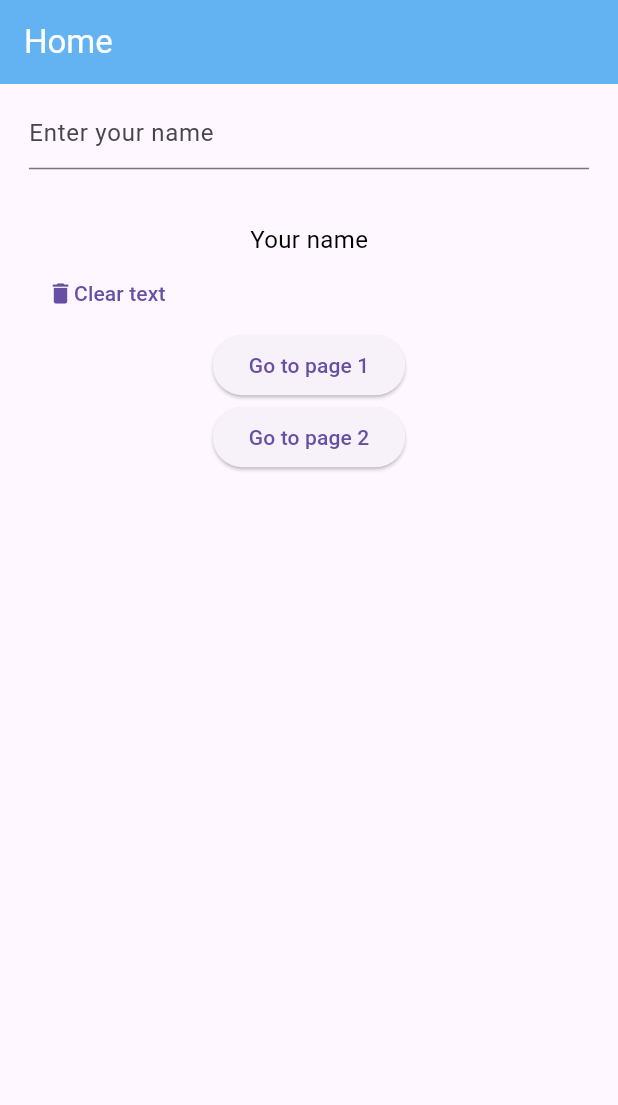
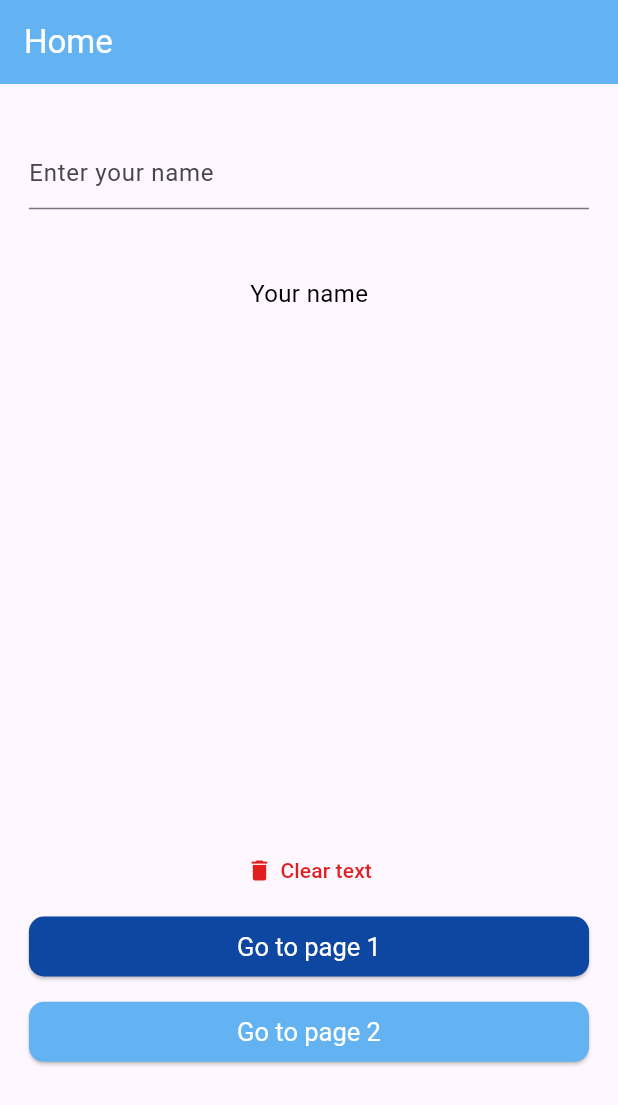
Before and after one commit to ahmadtaleb99/ossos_test, a Flutter app: the screen it shows after launch, on a phone screen of 412 x 824 dp. Shown: the top 1105 px of the screen. Run offline on Flutter 3.47's test engine with Material 3 defaults, Android fonts, the phone set to English and light mode, and no system bars; our stand-ins replace flutter_screenutil.

Commit message:
finish home_screen design

```diff
--- a/lib/presentation/home/home_screen.dart
+++ b/lib/presentation/home/home_screen.dart
@@ -2,6 +2,7 @@ import 'package:flutter/material.dart';
 import 'package:flutter_screenutil/flutter_screenutil.dart';
 import 'package:ossos_test/presentation/home/view/widgets/clear_button.dart';
 import 'package:ossos_test/presentation/home/view/widgets/custom_button.dart';
+import 'package:ossos_test/presentation/resources/color_manager.dart';
 import 'package:ossos_test/presentation/resources/strings_manager.dart';
 
 class HomeScreen extends StatelessWidget {
@@ -10,25 +11,43 @@ class HomeScreen extends StatelessWidget {
   @override
   Widget build(BuildContext context) {
     return Scaffold(
-      appBar: AppBar(title: const Text(AppStrings.home),),
+      appBar: AppBar(
+        title: const Text(AppStrings.home),
+      ),
       body: SingleChildScrollView(
         child: Padding(
-          padding:  EdgeInsets.symmetric(vertical: 10.h,horizontal: 20.w),
+          padding: EdgeInsets.symmetric(vertical: 10.h, horizontal: 20.w),
           child: Column(
+            crossAxisAlignment: CrossAxisAlignment.center,
             children: [
-
-              TextField(
-                decoration: InputDecoration(
-                  hintText: AppStrings.nameHint
+              Padding(
+                padding:  EdgeInsets.symmetric(vertical: 30.h),
+                child: const TextField(
+                  decoration:
+                  InputDecoration(hintText: AppStrings.nameHint),
                 ),
               ),
-              Padding(padding: EdgeInsets.all(20.h)),
-              Text('Your name'),
-              ClearButton(onPressed: (){},),
-              CustomButton(text: AppStrings.page1Button,onPressed: (){}),
-              CustomButton(text: AppStrings.page2Button,onPressed: (){}),
-
-
+              Padding(
+                padding:  EdgeInsets.symmetric(vertical: 20.h),
+                child: Text('Your name'),
+              ),
+              SizedBox(height: 375.h,),
+              ClearButton(
+                onPressed: () {},
+              ),
+              Padding(
+                padding: EdgeInsets.symmetric(vertical: 5.h),
+                child: CustomButton(
+                  text: AppStrings.page1Button,
+                  onPressed: () {},
+                  color: ColorManager.lightPrimary,
+                ),
+              ),
+              Padding(
+                padding: EdgeInsets.symmetric(vertical: 5.h),
+                child: CustomButton(
+                    text: AppStrings.page2Button, onPressed: () {}),
+              ),
             ],
           ),
         ),
--- a/lib/presentation/home/view/widgets/clear_button.dart
+++ b/lib/presentation/home/view/widgets/clear_button.dart
@@ -1,4 +1,6 @@
 import 'package:flutter/material.dart';
+import 'package:flutter_screenutil/flutter_screenutil.dart';
+import 'package:ossos_test/presentation/resources/color_manager.dart';
 import 'package:ossos_test/presentation/resources/strings_manager.dart';
 
 class ClearButton extends StatelessWidget {
@@ -7,14 +9,24 @@ class ClearButton extends StatelessWidget {
 
   @override
   Widget build(BuildContext context) {
-    return TextButton(
+    return Container(
+
+      width: 150.w,
+      height: 50.h,
+      child: TextButton(
+        style: TextButton.styleFrom(
+          foregroundColor: ColorManager.red
+        ),
         onPressed: onPressed,
         child: Row(
+          mainAxisAlignment: MainAxisAlignment.center,
           children: [
             Icon(Icons.delete),
+            SizedBox(width: 5.w,),
             Text(AppStrings.clearText)
           ],
         )
+      ),
     );
   }
 }
--- a/lib/presentation/home/view/widgets/custom_button.dart
+++ b/lib/presentation/home/view/widgets/custom_button.dart
@@ -1,4 +1,6 @@
 import 'package:flutter/material.dart';
+import 'package:flutter_screenutil/flutter_screenutil.dart';
+import 'package:ossos_test/presentation/resources/color_manager.dart';
 
 class CustomButton extends StatelessWidget {
   const CustomButton({Key? key, required this.text, this.onPressed, this.color}) : super(key: key);
@@ -9,8 +11,13 @@ class CustomButton extends StatelessWidget {
 
   @override
   Widget build(BuildContext context) {
-    return ElevatedButton(onPressed: onPressed, child: Text(text),style: ElevatedButton.styleFrom(
-      backgroundColor: color
-    ),);
+    return SizedBox(
+      width: double.infinity,
+      child: ElevatedButton(onPressed: onPressed, child: Text(text),style: ElevatedButton.styleFrom(
+
+        backgroundColor: color ?? ColorManager.primary,
+          foregroundColor: ColorManager.white
+      ),),
+    );
   }
 }
--- a/lib/presentation/resources/color_manager.dart
+++ b/lib/presentation/resources/color_manager.dart
@@ -3,6 +3,8 @@ import 'package:flutter/material.dart';
 class ColorManager {
   static Color primary = Color(0xff63b2f2);
   static Color black = Colors.black;
+  static Color white = Colors.white;
+  static Color red = Color(0xffe11e1e);
 
   static Color? lightPrimary = Color(0xff0d47a1); // color with 80% opacity
 
--- a/lib/presentation/resources/theme_manager.dart
+++ b/lib/presentation/resources/theme_manager.dart
@@ -9,23 +9,22 @@ ThemeData getApplicationTheme() {
     primaryColor: ColorManager.primary,
     hintColor: Color(0xffa5a5a5),
 
-    appBarTheme: AppBarTheme(
-                  color: ColorManager.primary,
-                      foregroundColor: Colors.white
-    ),
+    appBarTheme:
+        AppBarTheme(color: ColorManager.primary, foregroundColor: Colors.white),
 
-
+    // elevated button them
+    elevatedButtonTheme: ElevatedButtonThemeData(
+        style: ElevatedButton.styleFrom(
+            textStyle: getMediumStyle(
+                color: ColorManager.white, fontSize: FontSize.s17),
+            foregroundColor: ColorManager.primary,
+            shape: RoundedRectangleBorder(
+                borderRadius: BorderRadius.circular(10)))),
 
     // text theme
     textTheme: TextTheme(
-
-
-        bodyMedium: getMediumStyle(color: ColorManager.black,fontSize: FontSize.s16),
-
-
+      bodyMedium:
+          getMediumStyle(color: ColorManager.black, fontSize: FontSize.s16),
     ),
-
-
-
   );
 }
```
Lines whose indentation alone changed are shown as unchanged.
